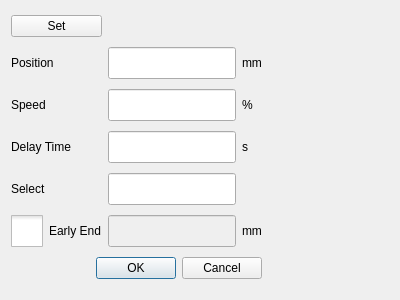
Before: the Qt Designer form hcinstruction/icinstructmodifydialog.ui in GaussCheng/2-5AxisPunch, drawn with Qt 5.
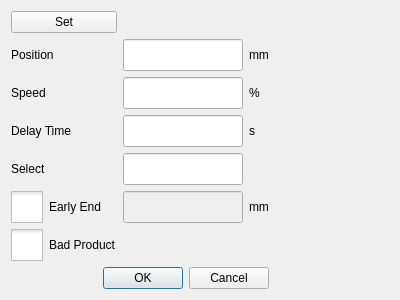
After: the same form once the commit is applied. Icons and pictures are not drawn. Custom widgets are drawn as their Qt base class.

Diff of the .ui file:
```diff
--- a/hcinstruction/icinstructmodifydialog.ui
+++ b/hcinstruction/icinstructmodifydialog.ui
@@ -90,7 +90,7 @@
      </property>
     </widget>
    </item>
-   <item row="6" column="0" colspan="3">
+   <item row="7" column="0" colspan="3">
     <widget class="QDialogButtonBox" name="buttonBox">
      <property name="orientation">
       <enum>Qt::Horizontal</enum>
@@ -196,6 +196,42 @@
      </property>
     </widget>
    </item>
+   <item row="6" column="0">
+    <widget class="QCheckBox" name="badProductBox">
+     <property name="styleSheet">
+      <string notr="true">::indicator {
+     width: 32px;
+     height: 32px;
+ }
+
+::indicator:unchecked 
+{
+     image: url(:/resource/check_unchecked.png);
+ }
+::indicator:checked 
+{
+     image: url(:/resource/check_checked.png);
+ }
+
+QRadioButton::indicator:checked:disabled
+{
+ image: url(:/resource/check_checked_disable.png);
+}
+
+QRadioButton::indicator:unchecked:disabled
+{
+ image: url(:/resource/check_unchecked_disable.png);
+}
+
+
+
+</string>
+     </property>
+     <property name="text">
+      <string>Bad Product</string>
+     </property>
+    </widget>
+   </item>
   </layout>
  </widget>
  <customwidgets>
```
